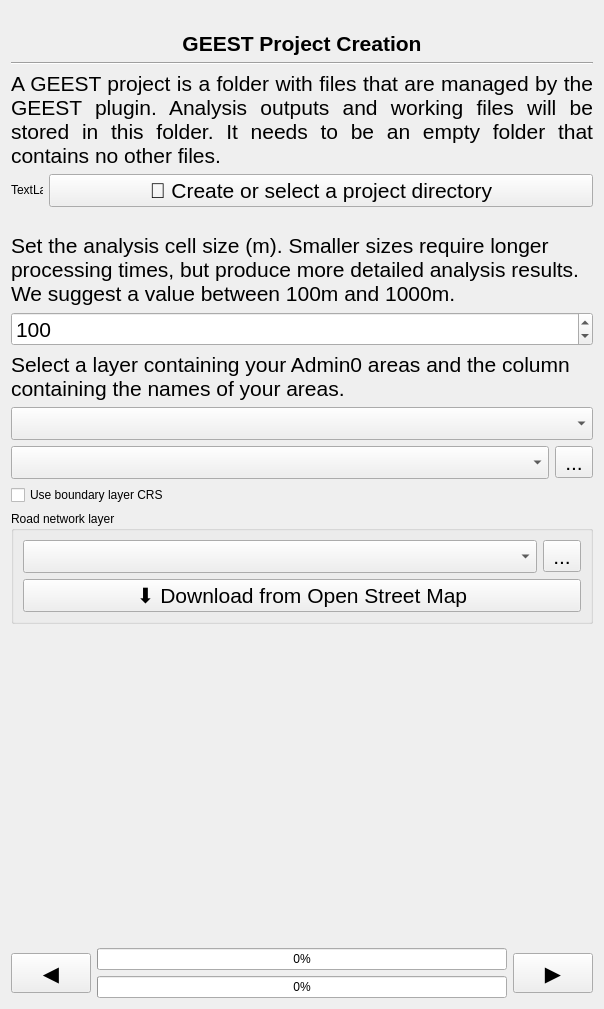
First picture: the form in geest/ui/create_project_panel_base.ui, repository worldbank/GEEST, before the edit.
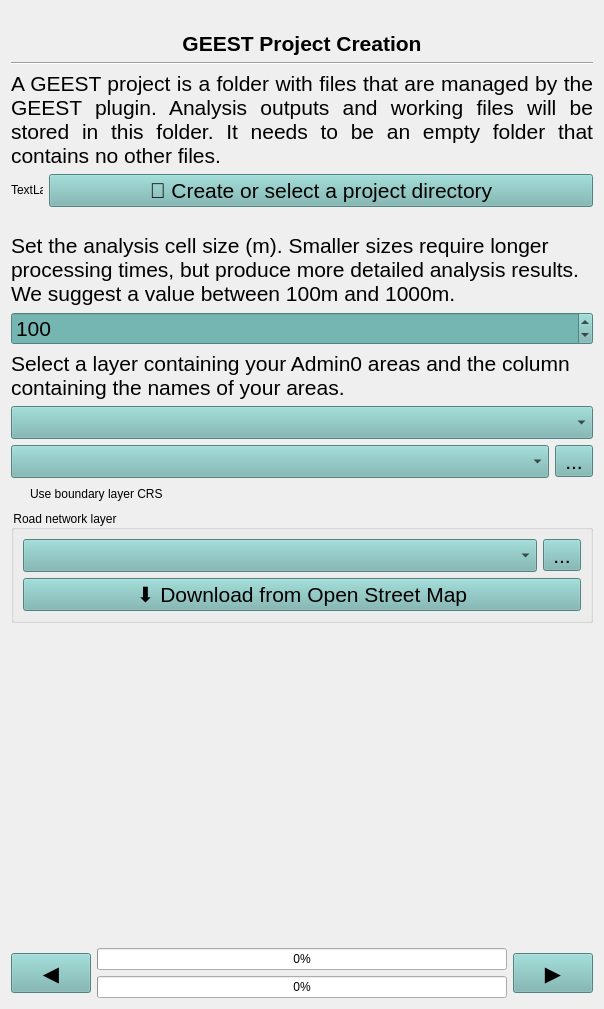
Second picture: the form after the edit. Icons and pictures are not drawn. Custom widgets are drawn as their Qt base class.

Commit message: Set background color of widgets

The edit to the form file:
```diff
--- a/geest/ui/create_project_panel_base.ui
+++ b/geest/ui/create_project_panel_base.ui
@@ -77,6 +77,9 @@
          <pointsize>16</pointsize>
         </font>
        </property>
+       <property name="styleSheet">
+        <string notr="true">background-color: rgba(118, 182, 178, 255);</string>
+       </property>
        <property name="text">
         <string>◀️</string>
        </property>
@@ -120,6 +123,9 @@
          <pointsize>16</pointsize>
         </font>
        </property>
+       <property name="styleSheet">
+        <string notr="true">background-color: rgba(118, 182, 178, 255);</string>
+       </property>
        <property name="text">
         <string>▶️</string>
        </property>
@@ -142,6 +148,9 @@
    </item>
    <item row="3" column="0">
     <widget class="QScrollArea" name="scrollArea">
+     <property name="styleSheet">
+      <string notr="true">background-color: rgba(0, 0, 0, 0);</string>
+     </property>
      <property name="frameShape">
       <enum>QFrame::NoFrame</enum>
      </property>
@@ -222,6 +231,9 @@
              <pointsize>16</pointsize>
             </font>
            </property>
+           <property name="styleSheet">
+            <string notr="true">background-color: rgba(118, 182, 178, 255);</string>
+           </property>
            <property name="text">
             <string>📂 Create or select a project directory</string>
            </property>
@@ -279,6 +291,9 @@
            <pointsize>16</pointsize>
           </font>
          </property>
+         <property name="styleSheet">
+          <string notr="true">background-color: rgba(118, 182, 178, 255);</string>
+         </property>
          <property name="minimum">
           <number>1</number>
          </property>
@@ -327,6 +342,9 @@
            <pointsize>16</pointsize>
           </font>
          </property>
+         <property name="styleSheet">
+          <string notr="true">background-color: rgba(118, 182, 178, 255);</string>
+         </property>
         </widget>
        </item>
        <item>
@@ -344,6 +362,9 @@
              <pointsize>16</pointsize>
             </font>
            </property>
+           <property name="styleSheet">
+            <string notr="true">background-color: rgba(118, 182, 178, 255);</string>
+           </property>
           </widget>
          </item>
          <item>
@@ -353,6 +374,9 @@
              <pointsize>16</pointsize>
             </font>
            </property>
+           <property name="styleSheet">
+            <string notr="true">background-color: rgba(118, 182, 178, 255);</string>
+           </property>
            <property name="text">
             <string>...</string>
            </property>
@@ -383,6 +407,9 @@
               <pointsize>16</pointsize>
              </font>
             </property>
+            <property name="styleSheet">
+             <string notr="true">background-color: rgba(118, 182, 178, 255);</string>
+            </property>
            </widget>
           </item>
           <item row="0" column="1">
@@ -392,6 +419,9 @@
               <pointsize>16</pointsize>
              </font>
             </property>
+            <property name="styleSheet">
+             <string notr="true">background-color: rgba(118, 182, 178, 255);</string>
+            </property>
             <property name="text">
              <string>...</string>
             </property>
@@ -404,6 +434,9 @@
               <pointsize>16</pointsize>
              </font>
             </property>
+            <property name="styleSheet">
+             <string notr="true">background-color: rgba(118, 182, 178, 255);</string>
+            </property>
             <property name="text">
              <string>⬇️ Download from Open Street Map</string>
             </property>
```
The commit also changes 7 other files.
